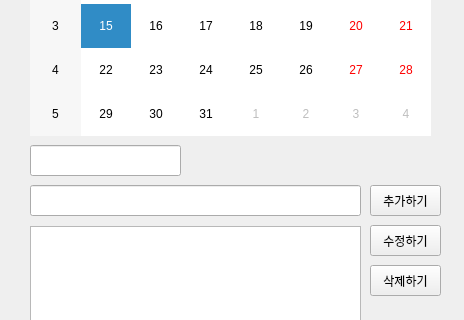
rabolee/check, file check.ui: the form before one commit; both pictures show x 0 to 464 and y 255 to 575 of the 464 by 697 pixel window.
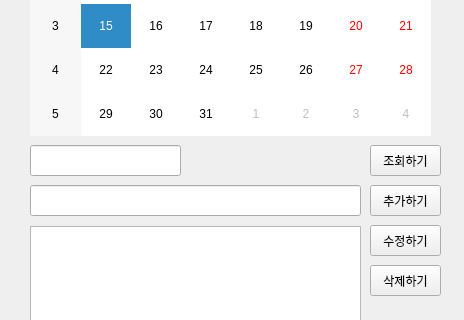
The form after the commit.

Commit message: 일정 추가 삭제 업데이트

```diff
--- a/check.ui
+++ b/check.ui
@@ -702,6 +702,22 @@
        <height>201</height>
       </rect>
      </property>
+     <property name="selectionBehavior">
+      <enum>QAbstractItemView::SelectRows</enum>
+     </property>
+    </widget>
+    <widget class="QPushButton" name="schedule_Lookup_button">
+     <property name="geometry">
+      <rect>
+       <x>360</x>
+       <y>390</y>
+       <width>71</width>
+       <height>31</height>
+      </rect>
+     </property>
+     <property name="text">
+      <string>조회하기</string>
+     </property>
     </widget>
    </widget>
    <widget class="QWidget" name="page_7">
```
The commit also changes 2 other files.
